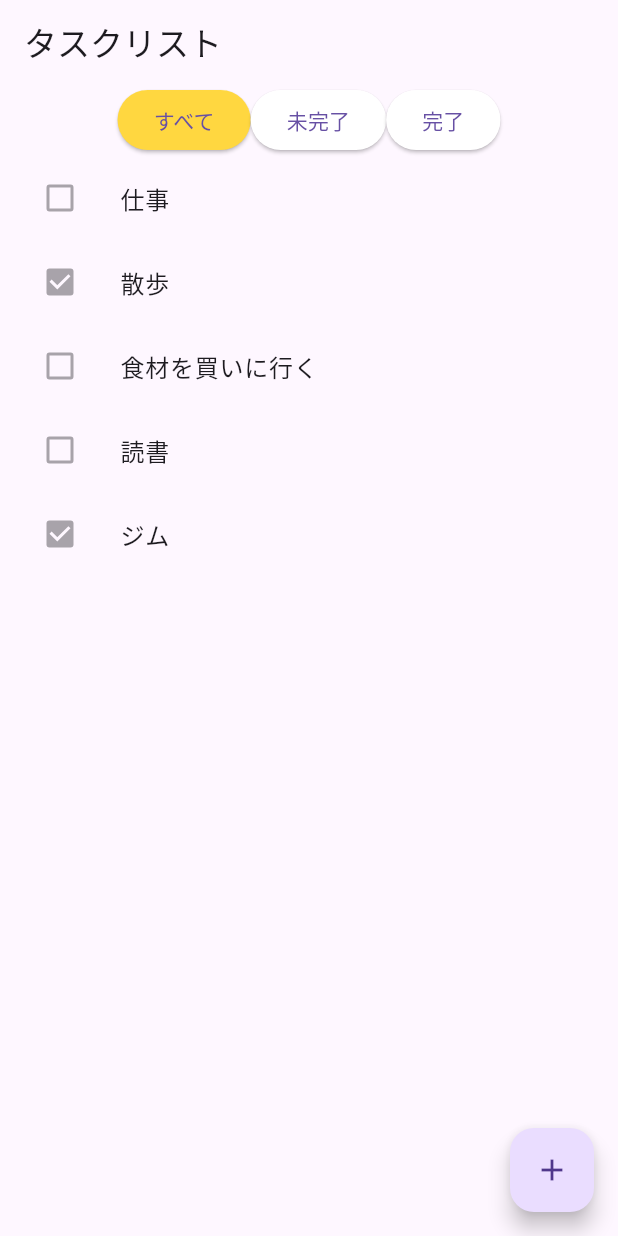
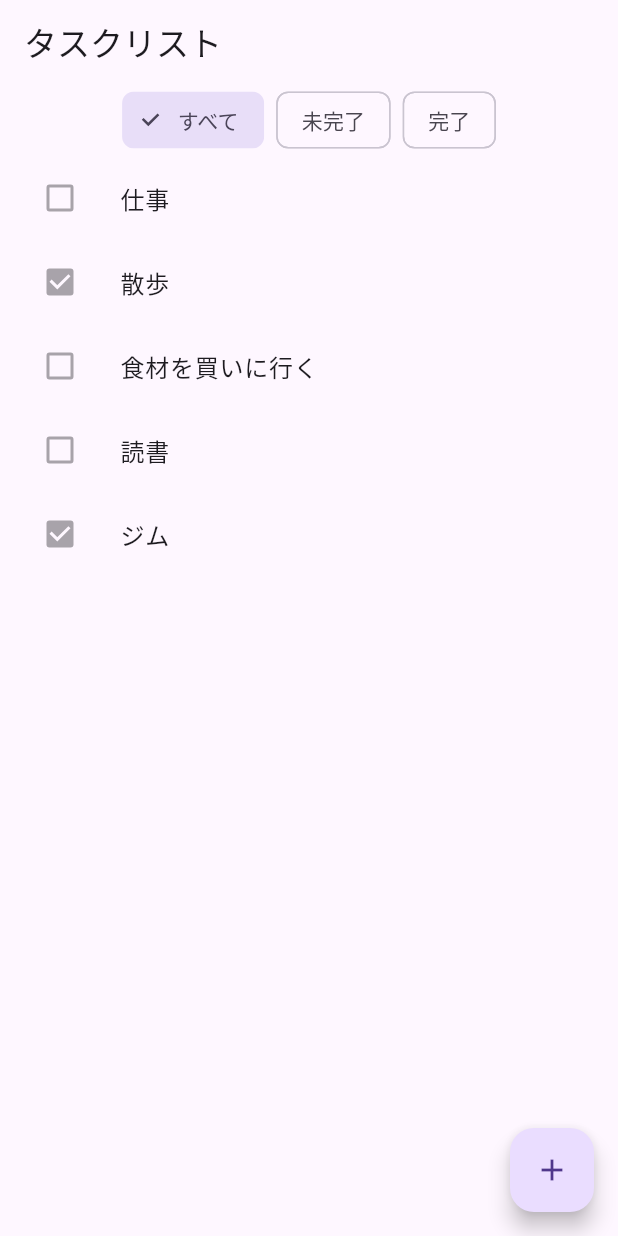
Before and after one commit to yukimiyake0607/flutter_mvvm_sample, a Flutter app: the screen it shows after launch, on a phone screen of 412 x 824 dp. Run offline on Flutter 3.47's test engine with Material 3 defaults, Android fonts, the light colour scheme and no system bars; our stand-ins replace flutter_riverpod, go_router.

Commit message:
refactor: より簡潔にFilterChipで表示
- UIにこだわる必要はないため

```diff
--- a/lib/ui/task_list/widgets/task_list_screen.dart
+++ b/lib/ui/task_list/widgets/task_list_screen.dart
@@ -84,41 +84,25 @@ class _TaskListBodyRow extends StatelessWidget {
 
   @override
   Widget build(BuildContext context) {
-    return Row(
-      mainAxisAlignment: MainAxisAlignment.center,
+    return Wrap(
+      alignment: WrapAlignment.center,
+      runSpacing: 8,
+      spacing: 8,
       children: [
-        ElevatedButton(
-          onPressed: () {
-            viewModel.setFilter(TaskFilter.all);
-          },
-          style: ElevatedButton.styleFrom(
-            backgroundColor: filter == TaskFilter.all
-                ? Colors.amberAccent
-                : Colors.white,
-          ),
-          child: Text('すべて'),
+        FilterChip(
+          label: const Text('すべて'),
+          selected: filter == TaskFilter.all,
+          onSelected: (_) => viewModel.setFilter(TaskFilter.all),
         ),
-        ElevatedButton(
-          onPressed: () {
-            viewModel.setFilter(TaskFilter.active);
-          },
-          style: ElevatedButton.styleFrom(
-            backgroundColor: filter == TaskFilter.active
-                ? Colors.amberAccent
-                : Colors.white,
-          ),
-          child: Text('未完了'),
+        FilterChip(
+          label: const Text('未完了'),
+          selected: filter == TaskFilter.active,
+          onSelected: (_) => viewModel.setFilter(TaskFilter.active),
         ),
-        ElevatedButton(
-          onPressed: () {
-            viewModel.setFilter(TaskFilter.completed);
-          },
-          style: ElevatedButton.styleFrom(
-            backgroundColor: filter == TaskFilter.completed
-                ? Colors.amberAccent
-                : Colors.white,
-          ),
-          child: Text('完了'),
+        FilterChip(
+          label: const Text('完了'),
+          selected: filter == TaskFilter.completed,
+          onSelected: (_) => viewModel.setFilter(TaskFilter.completed),
         ),
       ],
     );
```
